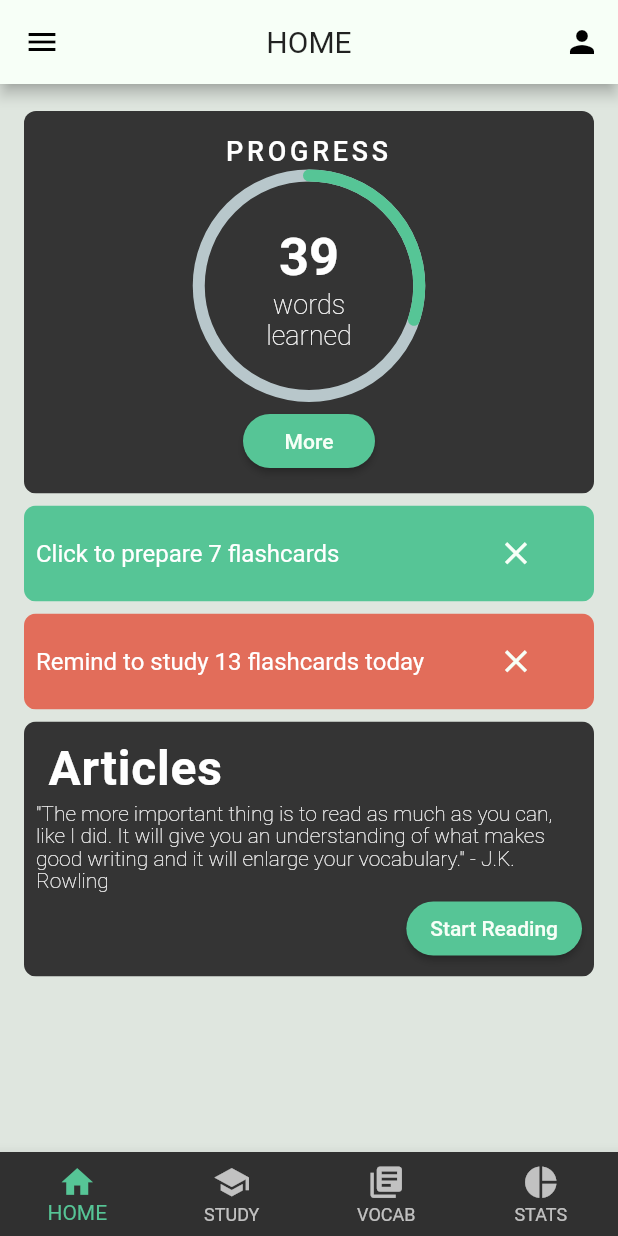
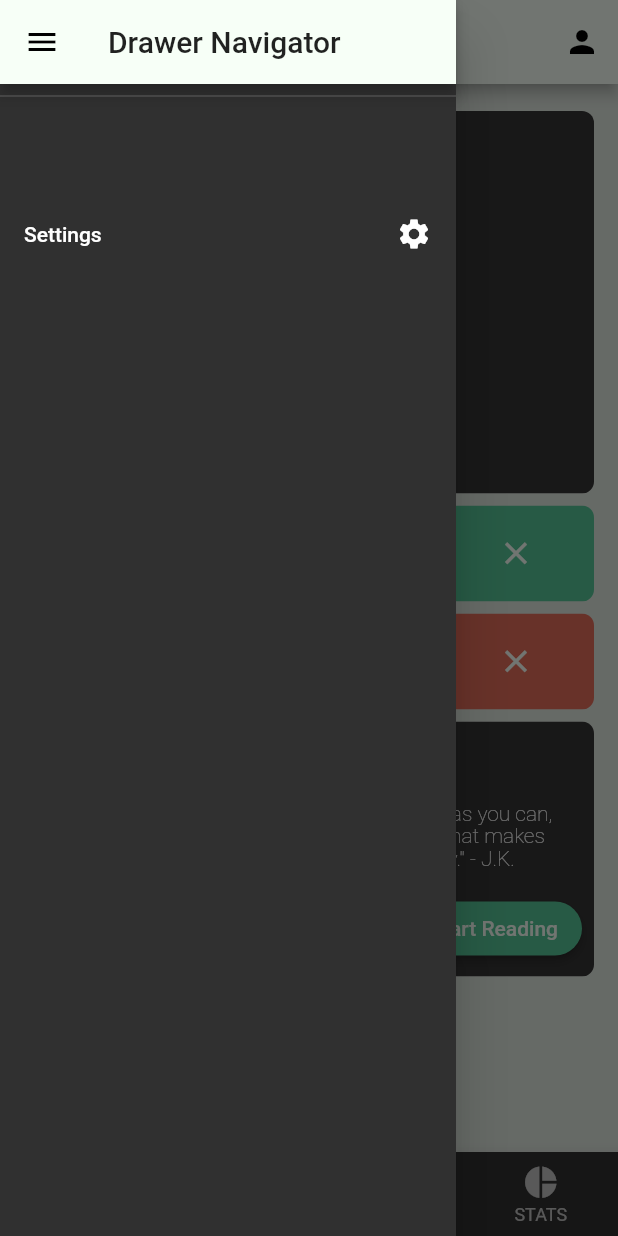
Before and after one commit to cscheungae/vocab_app_fyp55, a Flutter app: the screen it shows after launch, with the side drawer open (before the commit the screen has no drawer), on a phone screen of 412 x 824 dp. Run offline on Flutter 3.47's test engine with Material 2 defaults, Android fonts, the phone set to English and light mode, and no system bars; drawn by our look-alikes of percent_indicator; Roboto replaces fonts that are missing (Hind, Montserrat).

Commit message:
- 	Implement Settings Page UI with Provider Package. -	Add Drawer for the link to Settings Page.

```diff
--- /dev/null
+++ b/lib/States/SettingsState.dart
@@ -0,0 +1,35 @@
+import 'package:flutter/widgets.dart';
+
+
+class SettingsState extends ChangeNotifier{
+  bool _sendNotification;
+  double _volume;
+  int _fontSize;
+  static List<int> fontSizeOptions = [
+    12,24,36,48,1000
+  ];
+
+
+  SettingsState(sendNotification,volume,fontSize):
+    _sendNotification=sendNotification,
+    _volume=volume,
+    _fontSize=fontSize;
+
+  get sendNotification => _sendNotification;
+  get volume => _volume;
+  get fontSize => _fontSize;
+  set setSendNotification(bool value){
+    _sendNotification=value;
+    notifyListeners();
+  }
+  set setVolume(double value){
+    _volume = value;
+    notifyListeners();
+  }
+  set setFontSize(int value){
+    _fontSize = value;
+    notifyListeners();
+  }
+
+
+}
--- a/lib/main.dart
+++ b/lib/main.dart
@@ -1,7 +1,10 @@
 import 'package:flutter/material.dart';
+import 'package:vocab_app_fyp55/States/SettingsState.dart';
 import 'res/theme.dart' as CustomTheme;
 import 'pages/HomePage.dart';
 import 'pages/ArticlesViewPage.dart';
+import 'pages/SettingsPage.dart';
+import 'package:provider/provider.dart';
 
 void main() => runApp(MyApp());
 
@@ -9,7 +12,8 @@ class MyApp extends StatelessWidget {
   // This widget is the root of your application.
   @override
   Widget build(BuildContext context) {
-    return MaterialApp(
+    return MultiProvider(
+      child: MaterialApp(
         title: 'FlashVocab',
         theme: CustomTheme.customThemeData,
         initialRoute: '/',
@@ -17,7 +21,13 @@ class MyApp extends StatelessWidget {
           // When navigating to the "/" route, build the HomeScreen
           '/': (context) => HomePage(title: "HOME"),
           '/articles': (context) => ArticleViewPage(title: "Article"),
+          '/settings': (context) => SettingsPage(title: "Settings")
         },
+      ),
+      providers: [
+        //inject all necessary States/Services to the child of widget tree.
+        ChangeNotifierProvider<SettingsState>.value(value:SettingsState(false,0.5,12))
+      ],
     );
   }
 }
--- a/lib/pages/HomePage.dart
+++ b/lib/pages/HomePage.dart
@@ -223,6 +223,22 @@ class _HomePageState extends State<HomePage> {
       ),
       bottomNavigationBar: CustomBottomNavBar(index: 0,),
       backgroundColor: CustomTheme.GREY,// This trailing comma makes auto-formatting nicer for build methods.
+      drawer: Drawer(
+        child: Column(
+
+          //Settings
+          children:[
+            AppBar(title: Text("Drawer Navigator"),actionsIconTheme: null,),
+            Divider(color:Colors.white24),
+            ListTile(title:Text("")),
+            ListTile(
+              title:Text("Settings"),
+              trailing:Icon(Icons.settings),
+              onTap: ()=>Navigator.pushNamed(context,"/settings"),
+            )
+          ],
+        ),
+      ),
     );
   }
 }
```
Also changed, not shown: lib/pages/SettingsPage.dart (added, +53 -0 lines). Lines whose indentation alone changed are shown as unchanged.
